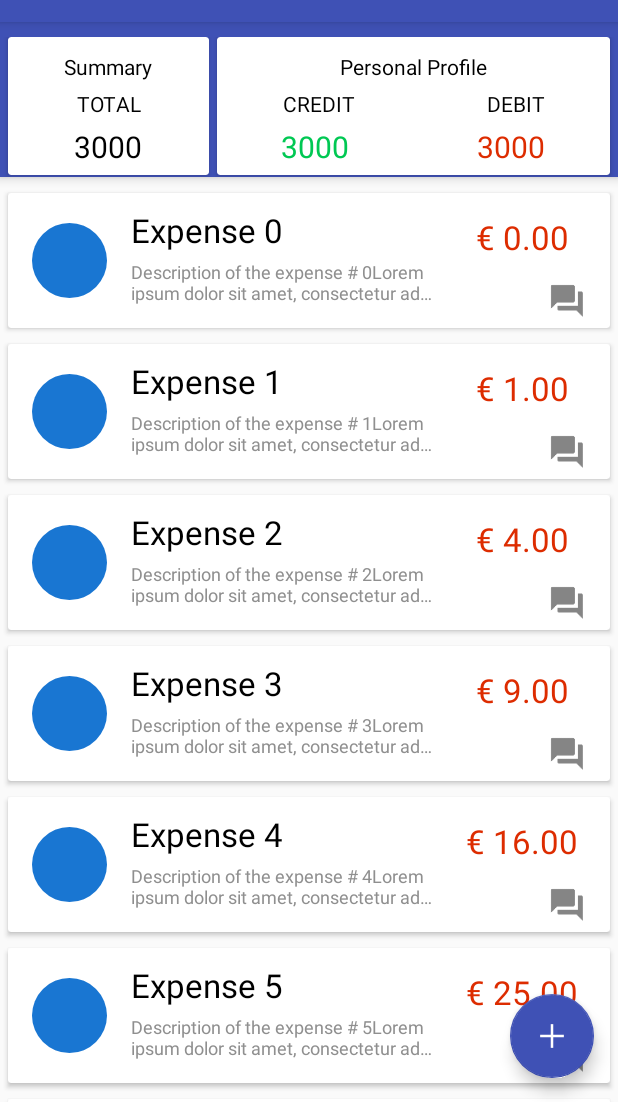
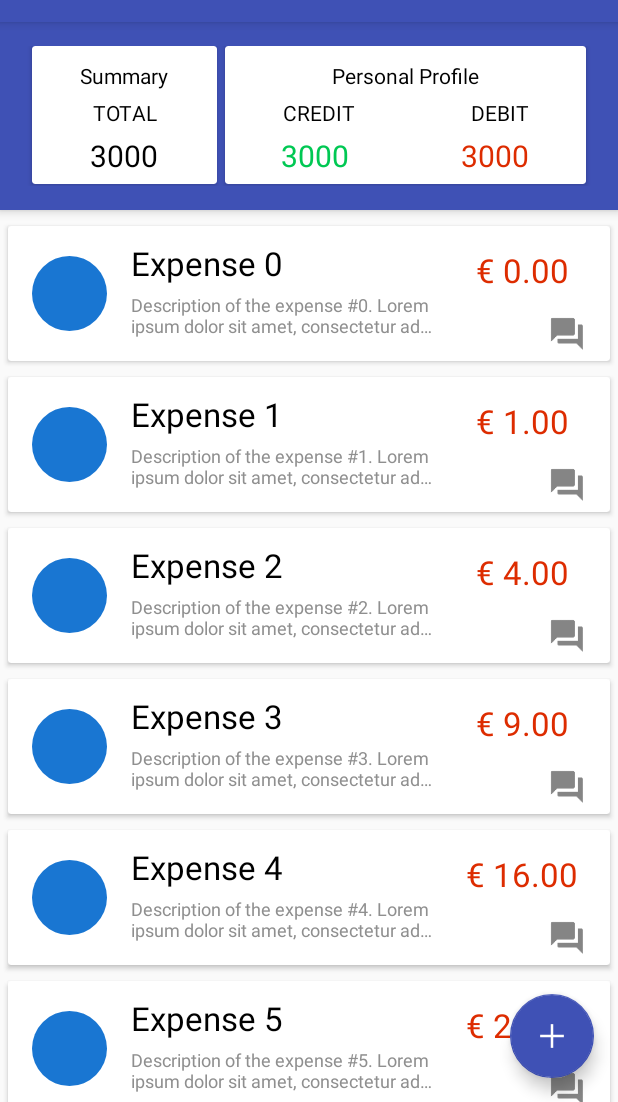
Before and after one commit to RizzoV/MAD_Expenses, an Android app: the GroupActivity screen opened directly, with no data from a screen before it, on a phone screen of 412 x 824 dp, the part 134-1236 px from its top. Run offline under Robolectric (Android 15) with nearby library versions, the phone set to English and light mode, and no system bars.

Commit message:
Robina di layout. Push solo per non rimanere indietro

```diff
--- a/app/src/main/java/it/polito/mad/team19/mad_expenses/GroupActivity.java
+++ b/app/src/main/java/it/polito/mad/team19/mad_expenses/GroupActivity.java
@@ -199,7 +199,7 @@ public class GroupActivity extends AppCompatActivity {
 
             for(int i = 0; i<16; i++) {
                 Expense e = new Expense("Expense " + i, Integer.valueOf(i*i).floatValue(), Currency.getInstance("EUR"),
-                        "Description of the expense # " + i + "Lorem ipsum dolor sit amet, consectetur adipiscing elit. Donec luctus fermentum ipsum, non ullamcorper libero rutrum mattis.",
+                        "Description of the expense #" + i + ". Lorem ipsum dolor sit amet, consectetur adipiscing elit. Donec luctus fermentum ipsum, non ullamcorper libero rutrum mattis.",
                         null); // Currency string given by ISO 4217
                 expenses.add(e);
             }
@@ -243,10 +243,12 @@ public class GroupActivity extends AppCompatActivity {
                 public void onScrolled(RecyclerView recyclerView, int dx, int dy){
                     if (dy > 0) {
                         fab.hide();
-                        meCardsViewLayout.setVisibility(View.GONE);}
+                        //meCardsViewLayout.setVisibility(View.GONE);
+                    }
                     else if (dy < 0) {
                         fab.show();
-                        meCardsViewLayout.setVisibility(View.VISIBLE);}
+                        //meCardsViewLayout.setVisibility(View.VISIBLE);
+                    }
                 }
             });
 
@@ -287,15 +289,12 @@ public class GroupActivity extends AppCompatActivity {
 
             ArrayList<Proposal> proposals = new ArrayList<Proposal>();
 
-
             for(int i = 0; i<16; i++) {
                 Proposal p = new Proposal ("Proposal " + i,
-                        "Description of the proposal # " + i + "Lorem ipsum dolor sit amet, consectetur adipiscing elit. Donec luctus fermentum ipsum, non ullamcorper libero rutrum mattis.",
+                        "Description of the proposal #" + i + ". Lorem ipsum dolor sit amet, consectetur adipiscing elit. Donec luctus fermentum ipsum, non ullamcorper libero rutrum mattis.",
                         Integer.valueOf(i*i).floatValue(), null, Currency.getInstance("EUR"));
                 proposals.add(p);
             }
-
-
 
             RecyclerView mRecyclerView = (RecyclerView) rootView.findViewById(R.id.proposals_rv);
             ProposalsRecyclerAdapter adapter = new ProposalsRecyclerAdapter(getActivity(), proposals);
@@ -310,7 +309,6 @@ public class GroupActivity extends AppCompatActivity {
 
             //final LinearLayout meCardsViewLayout = (LinearLayout) rootView.findViewById(R.id.cards);
 
-
             final FloatingActionButton fab = (FloatingActionButton) getActivity().findViewById(R.id.fab);
 
             fab.setOnClickListener(new View.OnClickListener() {
@@ -321,7 +319,6 @@ public class GroupActivity extends AppCompatActivity {
                 }
             });
 
-
             mRecyclerView.addOnScrollListener(new RecyclerView.OnScrollListener(){
                 @Override
                 public void onScrolled(RecyclerView recyclerView, int dx, int dy){
@@ -331,7 +328,6 @@ public class GroupActivity extends AppCompatActivity {
                         fab.show();
                 }
             });
-
 
             mRecyclerView.addOnScrollListener(new RecyclerView.OnScrollListener(){
                 @Override
--- a/app/src/main/res/layout/expenses_list_row.xml
+++ b/app/src/main/res/layout/expenses_list_row.xml
@@ -89,7 +89,8 @@
                     android:layout_height="25dp"
                     android:layout_marginBottom="5dp"
                     android:layout_marginRight="@dimen/activity_horizontal_margin"
-                    android:background="@drawable/ic_topic" />
+                    android:background="@drawable/ic_topic"
+                    android:clickable="true"/>
 
             </LinearLayout>
 
--- a/app/src/main/res/layout/fragment_expenses.xml
+++ b/app/src/main/res/layout/fragment_expenses.xml
@@ -1,6 +1,6 @@
 <RelativeLayout xmlns:android="http://schemas.android.com/apk/res/android"
+    xmlns:app="http://schemas.android.com/apk/res-auto"
     xmlns:tools="http://schemas.android.com/tools"
-    xmlns:app="http://schemas.android.com/apk/res-auto"
     android:layout_width="match_parent"
     android:layout_height="match_parent"
     tools:context="it.polito.mad.team19.mad_expenses.GroupActivity$ExpensesListFragment">
@@ -13,25 +13,27 @@
         <android.support.design.widget.AppBarLayout
             android:id="@+id/collapsing_cards"
             android:layout_width="match_parent"
-        android:layout_height="wrap_content">
+            android:layout_height="wrap_content"
+            android:paddingBottom="@dimen/activity_vertical_margin"
+            android:paddingLeft="@dimen/activity_horizontal_margin"
+            android:paddingRight="@dimen/activity_horizontal_margin"
+            android:paddingTop="@dimen/activity_vertical_margin">
 
             <LinearLayout
+                android:id="@+id/cards"
                 android:layout_width="match_parent"
                 android:layout_height="wrap_content"
-        android:layout_marginTop="10dp"
-        android:id="@+id/cards"
                 android:orientation="horizontal">
 
-        <android.support.v7.widget.CardView
-            xmlns:card_view="http://schemas.android.com/apk/res-auto"
+                <android.support.v7.widget.CardView xmlns:card_view="http://schemas.android.com/apk/res-auto"
                     android:id="@+id/total_cv"
                     android:layout_width="wrap_content"
                     android:layout_height="wrap_content"
-            android:clickable="true"
+                    android:layout_marginBottom="1dp"
                     android:layout_marginLeft="5dp"
                     android:layout_marginRight="5dp"
-            android:layout_marginBottom="1dp"
-            android:layout_weight="0.33">
+                    android:layout_weight="0.33"
+                    android:clickable="true">
 
                     <LinearLayout
                         android:layout_width="match_parent"
@@ -41,116 +43,110 @@
                         <TextView
                             android:layout_width="match_parent"
                             android:layout_height="wrap_content"
+                            android:layout_marginTop="10dp"
                             android:text="@string/summary"
-                    android:textColor="#000"
                             android:textAlignment="center"
-                    android:layout_marginTop="10dp"
-                    />
+                            android:textColor="#000" />
 
                         <TextView
                             android:layout_width="match_parent"
                             android:layout_height="wrap_content"
-                    android:textColor="#000"
+                            android:paddingTop="5dp"
+                            android:text="@string/total"
                             android:textAlignment="center"
                             android:textAllCaps="true"
-                    android:paddingTop="5dp"
-                    android:text="@string/total"
-                    />
+                            android:textColor="#000" />
+
                         <TextView
                             android:layout_width="match_parent"
                             android:layout_height="wrap_content"
+                            android:padding="5dp"
+                            android:text="3000"
                             android:textAlignment="center"
-                    android:textSize="20sp"
                             android:textColor="#000"
-                    android:text="3000"
-                    android:padding="5dp"
-                    />
+                            android:textSize="20sp" />
 
                     </LinearLayout>
 
 
                 </android.support.v7.widget.CardView>
 
-        <android.support.v7.widget.CardView
-            xmlns:card_view="http://schemas.android.com/apk/res-auto"
+                <android.support.v7.widget.CardView xmlns:card_view="http://schemas.android.com/apk/res-auto"
                     android:id="@+id/credits_cv"
                     android:layout_width="wrap_content"
                     android:layout_height="wrap_content"
-            card_view:contentPaddingBottom="0dp"
                     android:layout_marginBottom="1dp"
                     android:layout_marginRight="5dp"
-            android:layout_weight="0.66">
-
+                    android:layout_weight="0.66"
+                    card_view:contentPaddingBottom="0dp">
 
 
                     <LinearLayout
                         android:id="@+id/credits_cv_ll"
                         android:layout_width="match_parent"
                         android:layout_height="wrap_content"
-                android:orientation="vertical"
+                        android:background="?android:selectableItemBackground"
                         android:clickable="true"
-                android:background="?android:selectableItemBackground">
+                        android:orientation="vertical">
 
                         <TextView
                             android:layout_width="match_parent"
                             android:layout_height="wrap_content"
+                            android:layout_marginTop="10dp"
                             android:text="@string/personal_profile"
-                    android:textColor="#000"
                             android:textAlignment="center"
-                    android:layout_marginTop="10dp"
-                    />
+                            android:textColor="#000" />
 
                         <LinearLayout
                             android:layout_width="match_parent"
                             android:layout_height="wrap_content"
                             android:orientation="horizontal">
-                    <TextView
-                        android:layout_width="wrap_content"
-                        android:layout_height="wrap_content"
-                        android:layout_weight="0.5"
-                        android:textColor="#000"
-                        android:textAlignment="center"
-                        android:textAllCaps="true"
-                        android:paddingTop="5dp"
-                        android:text="@string/credit"
-                        />
 
                             <TextView
                                 android:layout_width="wrap_content"
                                 android:layout_height="wrap_content"
                                 android:layout_weight="0.5"
-                        android:textColor="#000"
+                                android:paddingTop="5dp"
+                                android:text="@string/credit"
                                 android:textAlignment="center"
-                        android:paddingTop="5dp"
                                 android:textAllCaps="true"
-                        android:text="@string/debit"
-                        />
-                </LinearLayout>
-                <LinearLayout
-                    android:layout_width="match_parent"
-                    android:layout_height="wrap_content"
-                    android:orientation="horizontal">
-                    <TextView
-                        android:layout_width="wrap_content"
-                        android:layout_height="wrap_content"
-                        android:layout_weight="0.5"
-                        android:textAlignment="center"
-                        android:textSize="20sp"
-                        android:textColor="@color/greenMaterial"
-                        android:text="3000"
-                        android:padding="5dp"
-                        />
+                                android:textColor="#000" />
 
                             <TextView
                                 android:layout_width="wrap_content"
                                 android:layout_height="wrap_content"
                                 android:layout_weight="0.5"
+                                android:paddingTop="5dp"
+                                android:text="@string/debit"
                                 android:textAlignment="center"
-                        android:textSize="20sp"
+                                android:textAllCaps="true"
+                                android:textColor="#000" />
+                        </LinearLayout>
+
+                        <LinearLayout
+                            android:layout_width="match_parent"
+                            android:layout_height="wrap_content"
+                            android:orientation="horizontal">
+
+                            <TextView
+                                android:layout_width="wrap_content"
+                                android:layout_height="wrap_content"
+                                android:layout_weight="0.5"
+                                android:padding="5dp"
+                                android:text="3000"
+                                android:textAlignment="center"
+                                android:textColor="@color/greenMaterial"
+                                android:textSize="20sp" />
+
+                            <TextView
+                                android:layout_width="wrap_content"
+                                android:layout_height="wrap_content"
+                                android:layout_weight="0.5"
+                                android:padding="5dp"
+                                android:text="3000"
+                                android:textAlignment="center"
                                 android:textColor="@color/redMaterial"
-                        android:text="3000"
-                        android:padding="5dp"
-                        />
+                                android:textSize="20sp" />
 
                         </LinearLayout>
                     </LinearLayout>
@@ -163,15 +159,13 @@
         </android.support.design.widget.AppBarLayout>
 
 
-
-    <android.support.v7.widget.RecyclerView
-        xmlns:android="http://schemas.android.com/apk/res/android"
+        <android.support.v7.widget.RecyclerView xmlns:android="http://schemas.android.com/apk/res/android"
             xmlns:tools="http://schemas.android.com/tools"
             android:id="@+id/expenses_lv"
+            android:layout_width="match_parent"
             android:layout_height="match_parent"
-        android:layout_width="match_parent"
-        android:layout_marginTop="5dp"
-        android:layout_below="@+id/cards" />
+            android:layout_below="@+id/cards"
+            android:layout_marginTop="5dp" />
 
     </LinearLayout>
     <!--
```
Lines whose indentation alone changed are shown as unchanged.
